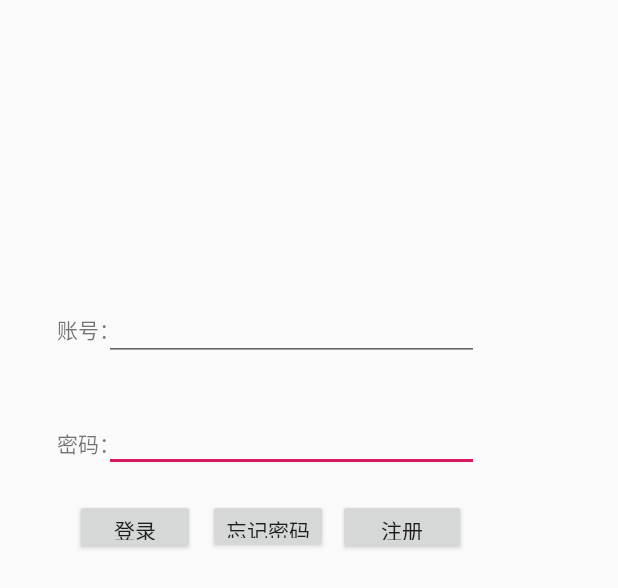
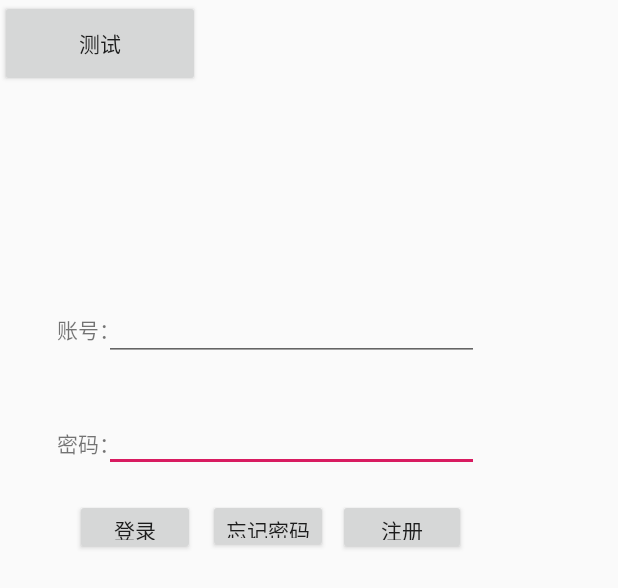
Before and after one commit to 2430130350/KUXINGTX, an Android app: the layout fragment_fragment_mine.xml on its own in the app's theme, with its tools: preview values and no code run, on a phone screen of 412 x 824 dp. Shown: the top 588 px of the screen. Run offline under Robolectric (Android 15) with nearby library versions, the phone set to English and light mode, and no system bars.

```diff
--- a/app/src/main/java/com/xl/kuxingtx/MyApplication.java
+++ b/app/src/main/java/com/xl/kuxingtx/MyApplication.java
@@ -7,7 +7,7 @@ import com.xuexiang.xui.XUI;
 
 //初始化
 public class MyApplication extends Application {
-    public static String httpHead="http://"+"10.120.175.14:8000/";
+    public static String httpHead="http://"+"192.168.1.102:8000/";
     public static String webUri_login = httpHead + "login/";
     public static String webUri_register = httpHead + "register/";
     public static String webUri_resetPassword = httpHead + "resetPassword/";
--- a/app/src/main/java/com/xl/kuxingtx/activity/MainV2/MainV2Activity.java
+++ b/app/src/main/java/com/xl/kuxingtx/activity/MainV2/MainV2Activity.java
@@ -123,7 +123,7 @@ public class MainV2Activity extends AppCompatActivity implements MainV2Mvp.View{
                         fragment=new FragmentAround();
                         break;
                     case 3://我的
-                        if(!UserInfo.getUserInfo().isLogined()){
+                        if(UserInfo.getUserInfo().isLogined()){
                             fragment = new FragmentInfo();
                         }
                         else{
--- a/app/src/main/java/com/xl/kuxingtx/fragment/Mine/FragmentInfo.java
+++ b/app/src/main/java/com/xl/kuxingtx/fragment/Mine/FragmentInfo.java
@@ -35,6 +35,7 @@ public class FragmentInfo extends Fragment implements View.OnClickListener {
         //ViewUtils.inject(getActivity());
         View view = x.view().inject(this, inflater, container);
 
+
         tvDatas.add("内测用户、");
         tvDatas.add("VIP");
         tv_marquee.startSimpleRoll(tvDatas);
--- a/app/src/main/java/com/xl/kuxingtx/inter/FMineMvp.java
+++ b/app/src/main/java/com/xl/kuxingtx/inter/FMineMvp.java
@@ -25,6 +25,7 @@ public interface FMineMvp {
     public interface Model{
         //登录功能
         public void loginPost(UserInfo userInfo);
+        public void loginPost(String userName,String password);
         //注册功能
         public void registerPost(String userName, String password);
         //重置密码功能
--- a/app/src/main/res/layout/fragment_fragment_mine.xml
+++ b/app/src/main/res/layout/fragment_fragment_mine.xml
@@ -115,6 +115,14 @@
             android:orientation="vertical"
             app:layout_constraintGuide_begin="311dp" />
 
+        <Button
+            android:id="@+id/buttonTest"
+            android:layout_width="133dp"
+            android:layout_height="58dp"
+            android:text="测试"
+            tools:layout_editor_absoluteX="130dp"
+            tools:layout_editor_absoluteY="427dp" />
+
     </android.support.constraint.ConstraintLayout>
 
 
```
Also changed, not shown: app/src/main/java/com/xl/kuxingtx/fragment/Mine/FragmentMine.java (+19 -5 lines), app/src/main/java/com/xl/kuxingtx/fragment/Mine/MineModel.java (+50 -0 lines).
